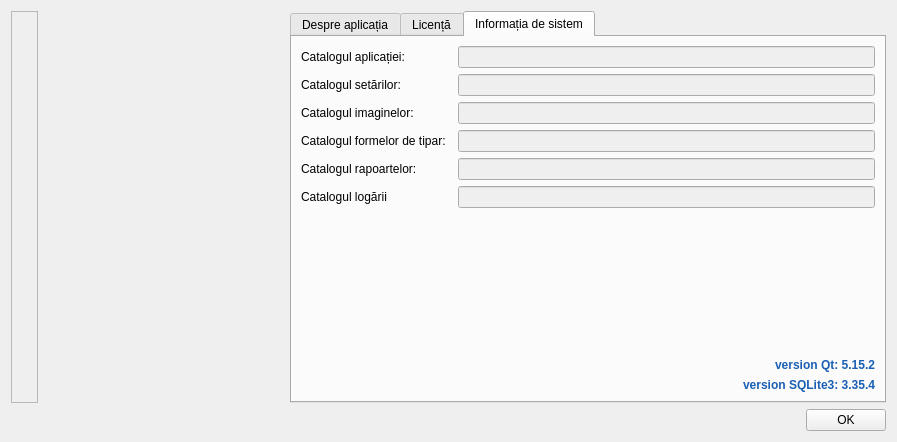
Before: the Qt Designer form data/about.ui in debalex77/USG, drawn with Qt 5.
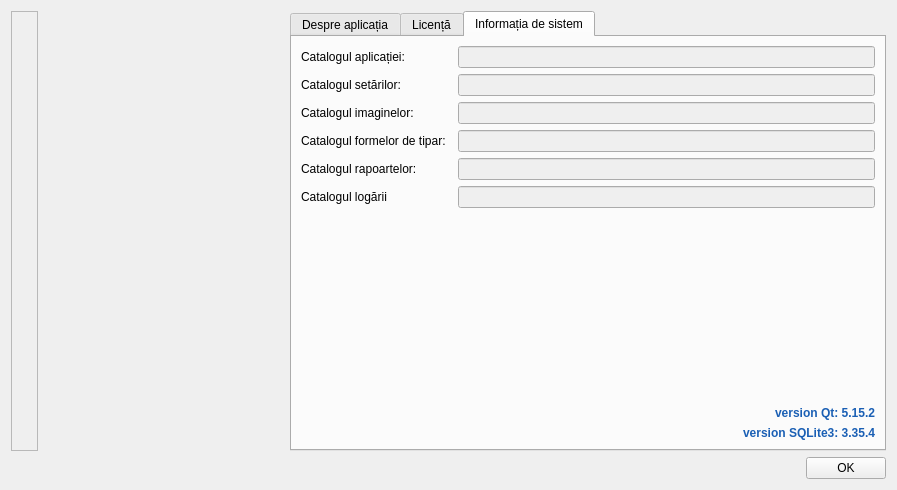
After: the same form once the commit is applied. The open tabs and pages were chosen to show the change. Icons and pictures are not drawn.

Diff of the .ui file:
```diff
--- a/data/about.ui
+++ b/data/about.ui
@@ -7,9 +7,14 @@
     <x>0</x>
     <y>0</y>
     <width>897</width>
-    <height>442</height>
+    <height>490</height>
    </rect>
   </property>
+  <property name="font">
+   <font>
+    <family>Segoe UI</family>
+   </font>
+  </property>
   <property name="windowTitle">
    <string>Informația despre aplicația</string>
   </property>
@@ -110,7 +115,7 @@
         <widget class="QLabel" name="text_version_SQLite">
          <property name="font">
           <font>
-           <weight>75</weight>
+           <family>Cantarell</family>
            <bold>true</bold>
           </font>
          </property>
@@ -150,7 +155,7 @@
         <widget class="QLabel" name="text_versionQt">
          <property name="font">
           <font>
-           <weight>75</weight>
+           <family>Cantarell</family>
            <bold>true</bold>
           </font>
          </property>
@@ -242,6 +247,12 @@
    </item>
    <item row="1" column="2">
     <widget class="QPushButton" name="pushButton">
+     <property name="minimumSize">
+      <size>
+       <width>80</width>
+       <height>0</height>
+      </size>
+     </property>
      <property name="text">
       <string>OK</string>
      </property>
```
